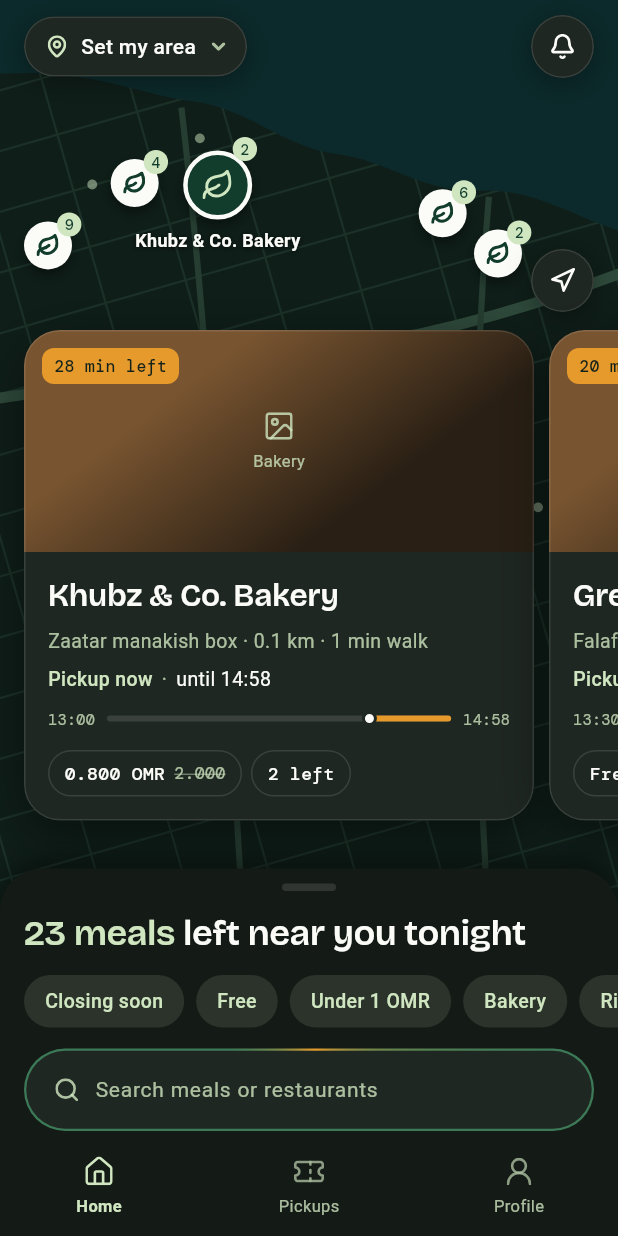
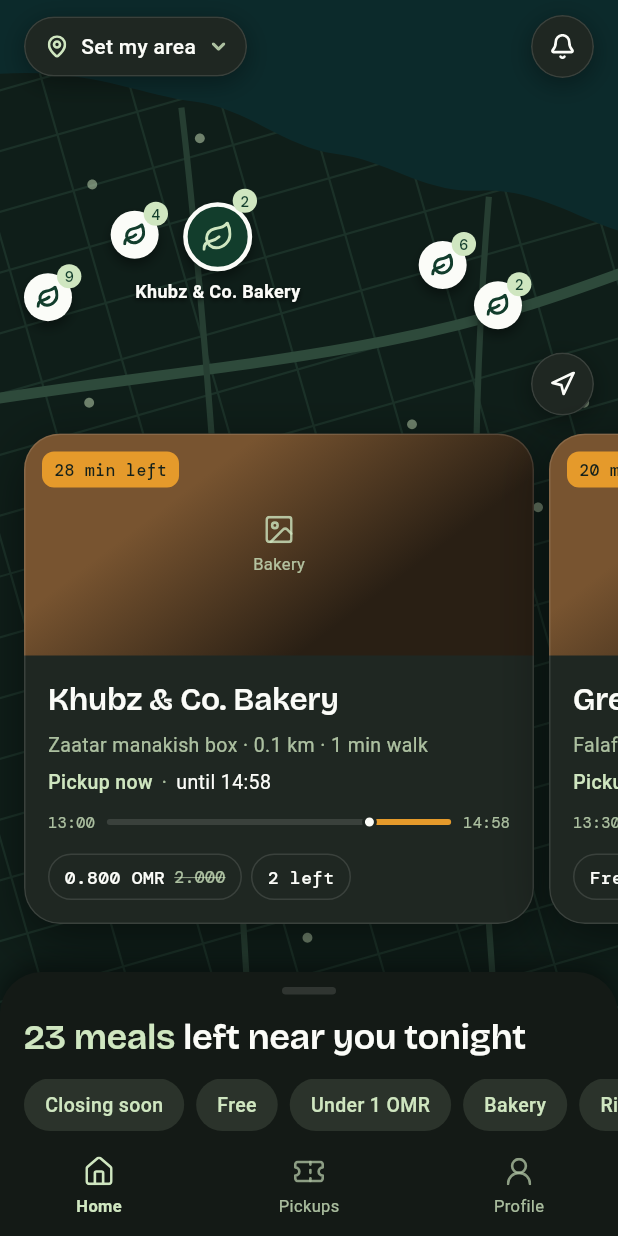
Before and after one commit to mohammed-alshabibi/ZAD, a Flutter app: the SetAreaScreen screen opened by its route, after a tap on an icon or button, on a phone screen of 412 x 824 dp. Run offline on Flutter 3.47's test engine with Material 3 defaults, Android fonts, the phone set to English and light mode, and no system bars; our stand-ins replace dio, fl_chart, flutter_riverpod, flutter_svg, geolocator, go_router and 2 more; missing offline and left inert: mapbox_maps_flutter; accounts and stored records are empty; Roboto replaces fonts that are missing (Readex Pro); statements that could not run were skipped; project files that could hold a hidden picture were left out.

Commit message:
Home: remove the search bar
Co-Authored-By: Claude Opus 5.5 <noreply@anthropic.com>

```diff
--- a/app/lib/features/user/home/user_home_screen.dart
+++ b/app/lib/features/user/home/user_home_screen.dart
@@ -31,7 +31,7 @@ import 'offer_text.dart';
 
 /// Figma "Home — Map-first" (8:48). The map is the home screen: leaf pins
 /// (one per restaurant, with meals left), the selected restaurant's offers as
-/// floating photo cards, and a sheet with the meal count, filters and search
+/// floating photo cards, and a sheet with the meal count and filters
 /// that drags up into a list sorted by pickup end.
 class UserHomeScreen extends ConsumerStatefulWidget {
   const UserHomeScreen({super.key});
@@ -50,8 +50,6 @@ class _UserHomeScreenState extends ConsumerState<UserHomeScreen> {
 
   final _cards = ScrollController();
   final _sheet = DraggableScrollableController();
-  final _search = TextEditingController();
-  final _searchFocus = FocusNode();
 
   /// The restaurant whose pin is selected. Null + [_cleared] = the user
   /// closed the cards by tapping the map.
@@ -59,7 +57,7 @@ class _UserHomeScreenState extends ConsumerState<UserHomeScreen> {
   var _cleared = false;
   var _locating = false;
 
-  /// Sheet height when collapsed (grabber to search field), measured.
+  /// Sheet height when collapsed (grabber to filter chips), measured.
   double _sheetMin = 186;
 
   MapboxMap? _map;
@@ -84,20 +82,9 @@ class _UserHomeScreenState extends ConsumerState<UserHomeScreen> {
   HomeCenter? _center;
 
   @override
-  void initState() {
-    super.initState();
-    _searchFocus.addListener(() {
-      // Typing a search opens the list so the results are visible.
-      if (_searchFocus.hasFocus) _expandSheet();
-    });
-  }
-
-  @override
   void dispose() {
     _cards.dispose();
     _sheet.dispose();
-    _search.dispose();
-    _searchFocus.dispose();
     super.dispose();
   }
 
@@ -230,14 +217,6 @@ class _UserHomeScreenState extends ConsumerState<UserHomeScreen> {
     final index = (_cards.offset / extent).round().clamp(0, cards.length - 1);
     final id = cards[index].restaurantId;
     if (id != _selectedId) setState(() => _selectedId = id);
-  }
-
-  // -------------------------------------------------------------- sheet
-
-  void _expandSheet() {
-    if (_sheet.isAttached) {
-      _sheet.animateTo(1, duration: const Duration(milliseconds: 280), curve: Curves.easeOutCubic);
-    }
   }
 
   // ----------------------------------------------------------- location
@@ -517,8 +496,6 @@ class _UserHomeScreenState extends ConsumerState<UserHomeScreen> {
                 child: _SheetHeader(
                   title: _SheetTitle(offersAsync: offersAsync, visible: visible, filtered: !filters.isEmpty),
                   filters: filters,
-                  search: _search,
-                  searchFocus: _searchFocus,
                 ),
               ),
             ),
@@ -832,14 +809,12 @@ class _SnapPhysics extends ScrollPhysics {
 
 // ----------------------------------------------------------------- sheet
 
-/// Grabber, meal count, filter chips and search (the collapsed sheet).
+/// Grabber, meal count and filter chips (the collapsed sheet).
 class _SheetHeader extends ConsumerWidget {
-  const _SheetHeader({required this.title, required this.filters, required this.search, required this.searchFocus});
+  const _SheetHeader({required this.title, required this.filters});
 
   final Widget title;
   final HomeFilters filters;
-  final TextEditingController search;
-  final FocusNode searchFocus;
 
   @override
   Widget build(BuildContext context, WidgetRef ref) {
@@ -883,11 +858,6 @@ class _SheetHeader extends ConsumerWidget {
               ],
             ),
           ),
-          const SizedBox(height: 14),
-          Padding(
-            padding: const EdgeInsets.symmetric(horizontal: 16),
-            child: _SearchField(controller: search, focusNode: searchFocus, onChanged: f.setQuery),
-          ),
         ],
       ),
     );
@@ -923,92 +893,6 @@ class _SheetTitle extends StatelessWidget {
           TextSpan(text: meals, style: style.copyWith(color: z.sap)),
           TextSpan(text: text.substring(at + meals.length)),
         ],
-      ),
-    );
-  }
-}
-
-/// Figma "Search": raised pill with a rib-to-saffron outline.
-/// The saffron glow slowly travels around the outline (stops when the phone
-/// asks for reduced motion).
-class _SearchField extends StatefulWidget {
-  const _SearchField({required this.controller, required this.focusNode, required this.onChanged});
-
-  final TextEditingController controller;
-  final FocusNode focusNode;
-  final ValueChanged<String> onChanged;
-
-  @override
-  State<_SearchField> createState() => _SearchFieldState();
-}
-
-class _SearchFieldState extends State<_SearchField> with SingleTickerProviderStateMixin {
-  late final AnimationController _spin =
-      AnimationController(vsync: this, duration: const Duration(seconds: 4));
-
-  @override
-  void didChangeDependencies() {
-    super.didChangeDependencies();
-    if (MediaQuery.disableAnimationsOf(context)) {
-      _spin.stop();
-    } else if (!_spin.isAnimating) {
-      _spin.repeat();
-    }
-  }
-
-  @override
-  void dispose() {
-    _spin.dispose();
-    super.dispose();
-  }
-
-  @override
-  Widget build(BuildContext context) {
-    final l10n = AppLocalizations.of(context);
-    final z = context.zad;
-    return AnimatedBuilder(
-      animation: _spin,
-      builder: (context, child) => Container(
-        padding: const EdgeInsets.all(1.5),
-        decoration: BoxDecoration(
-          borderRadius: BorderRadius.circular(999),
-          gradient: SweepGradient(
-            colors: [z.rib, z.rib, z.saffron, z.rib, z.rib],
-            stops: const [0, 0.3, 0.5, 0.7, 1],
-            transform: GradientRotation(_spin.value * 2 * math.pi),
-          ),
-        ),
-        child: child,
-      ),
-      child: Container(
-        padding: const EdgeInsetsDirectional.fromSTEB(18, 6, 18, 6),
-        decoration: BoxDecoration(color: z.nightRaised, borderRadius: BorderRadius.circular(999)),
-        child: Row(
-          children: [
-            const ZadIcon(ZadIcons.search, size: 18),
-            const SizedBox(width: 10),
-            Expanded(
-              child: SizedBox(
-                height: 40,
-                child: Center(
-                  child: TextField(
-                    controller: widget.controller,
-                    focusNode: widget.focusNode,
-                    onChanged: widget.onChanged,
-                    textInputAction: TextInputAction.search,
-                    onSubmitted: (_) => widget.focusNode.unfocus(),
-                    cursorColor: z.sap,
-                    style: ZadType.body(size: 14, color: z.card),
-                    decoration: InputDecoration.collapsed(
-                      hintText: l10n.searchMealsHint,
-                      hintStyle: ZadType.body(size: 14, color: z.onFrondMuted),
-                    ),
-                  ),
-                ),
-              ),
-            ),
-          ],
-        ),
       ),
     );
   }
```
